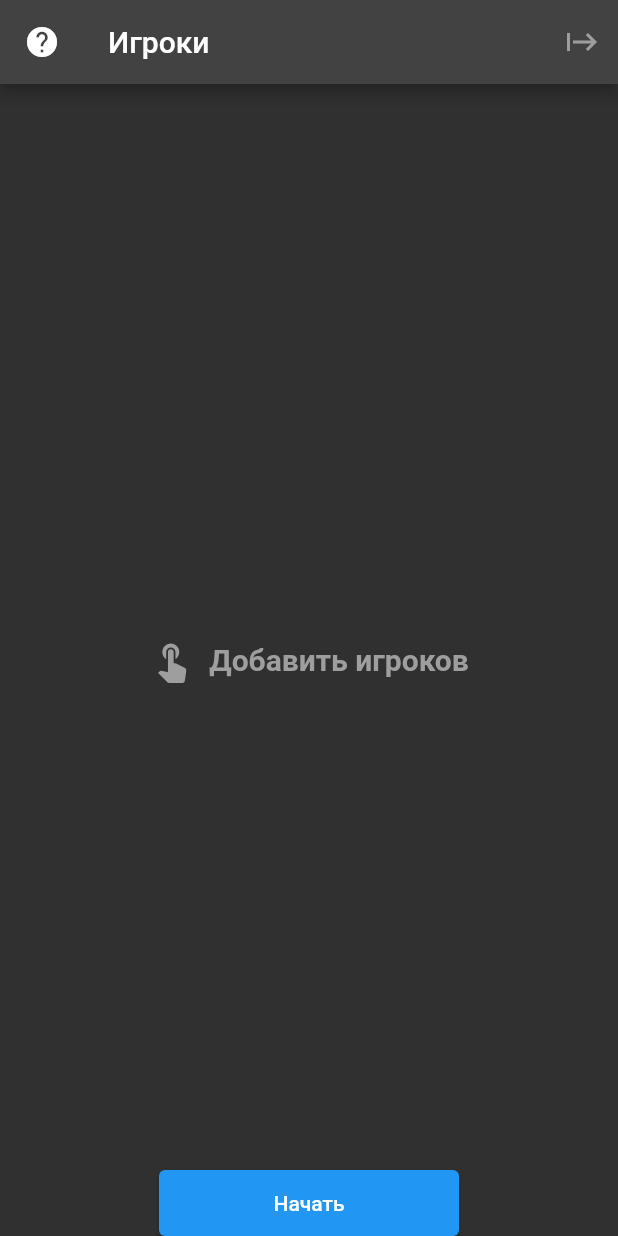
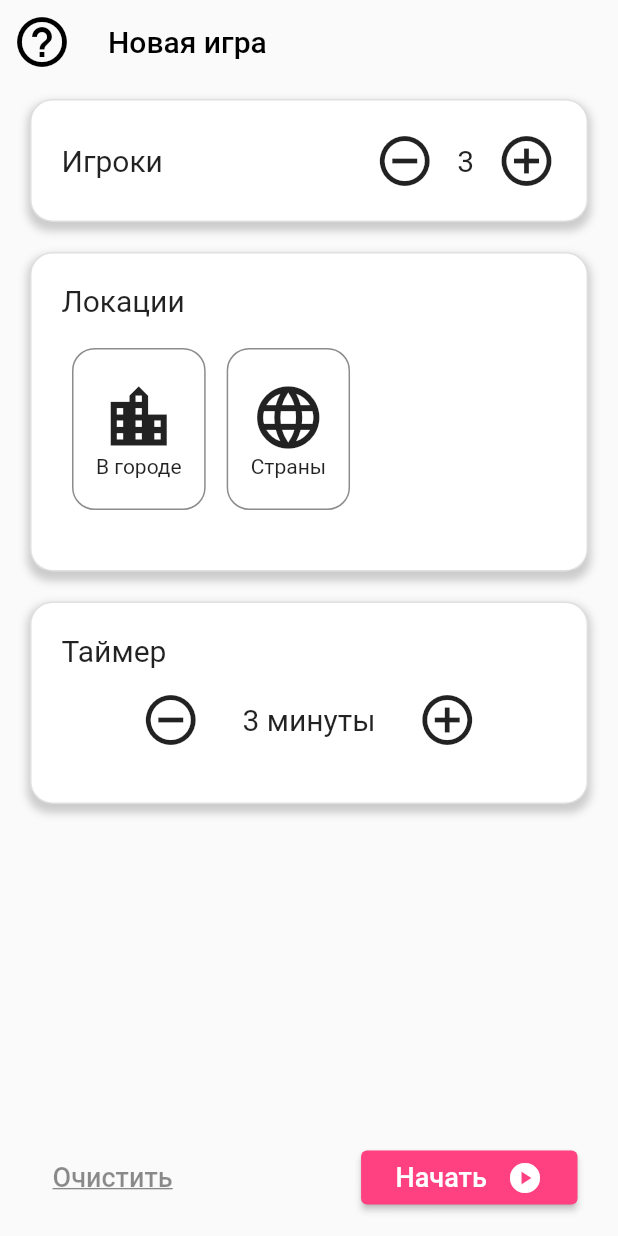
Before and after one commit to YarikineZ/THE_SPY, a Flutter app: the screen it shows after launch, on a phone screen of 412 x 824 dp. Run offline on Flutter 3.47's test engine with Material 2 defaults, Android fonts, the phone set to English and light mode, and no system bars; our stand-ins replace circular_countdown_timer.

Commit message:
passive_main_screen_ready

```diff
--- a/lib/main.dart
+++ b/lib/main.dart
@@ -8,7 +8,7 @@ import 'package:the_spy/pages/timer_page.dart';
 //import 'package:the_spy/pages/simple_form.dart';
 
 void main() => runApp(MaterialApp(
-      theme: ThemeData.dark(),
+      theme: ThemeData.light(),
       debugShowCheckedModeBanner: false,
       home: const StartPage(),
       routes: {
--- a/lib/pages/start_page.dart
+++ b/lib/pages/start_page.dart
@@ -1,4 +1,5 @@
 import 'package:flutter/material.dart';
+import '../widgets/common_widgets.dart';
 import 'roles_page.dart';
 
 class StartPage extends StatefulWidget {
@@ -10,246 +11,227 @@ class StartPage extends StatefulWidget {
 }
 
 class _StartPageState extends State<StartPage> {
-  List _values = [];
-  List<FocusNode> focusStates = []; //для фокусировки на нужном ввод текста
-  //List<Map<FocusNode, dynamic>> focusStates = [];
-  late FocusNode myFocusNode;
-
   @override
   void initState() {
     // TODO: implement initState
     super.initState();
     List<TextEditingController> _controllers;
-    focusStates = [];
-    _values = [];
+    int players = 3;
   }
 
   Widget build(BuildContext context) {
     return SafeArea(
-      child: Scaffold(
-          appBar: AppBar(
-            title: const Text("Игроки"),
-            //обернууть в геншн и мидл клик
-            leading: IconButton(
-                //required: () {_values.length>0},
-                enableFeedback: true,
-                onPressed: () {
-                  Navigator.pushNamed(context, '/rules');
-                },
-                icon: Icon(Icons.help)),
-            actions: [
-              IconButton(
-                  color: _canStartGame() ? Colors.white : Colors.grey,
+        child: Scaffold(
+            appBar: AppBar(
+              backgroundColor: Colors.transparent,
+              foregroundColor: Colors.black,
+              title: const Text("Новая игра"),
+              elevation: 0,
+              leading: IconButton(
                   onPressed: () {
-                    Navigator.pushNamed(
-                      context,
-                      RolesScreen.routeName,
-                      arguments: _values,
-                    );
+                    Navigator.pushNamed(context, '/rules');
                   },
-                  icon: const Icon(Icons.start)),
-            ],
-          ),
-          bottomSheet: Row(
-            mainAxisAlignment: MainAxisAlignment.center,
-            children: [
-              StartButton(
-                width: 200.0, //double.infinity,
-                borderRadius: BorderRadius.circular(20),
-                onPressed: () {},
-                child: const Text("Начать"),
-              ),
-            ],
-          ),
-          body: Container(
-            padding: const EdgeInsets.all(20.0),
-            //color: Colors.green,
-            child: Stack(
+                  icon: Icon(
+                    Icons.help_outline,
+                    size: mainScreenIconsSize,
+                  )),
+            ),
+            body: Column(
               children: [
-                GestureDetector(
-                    onTap: _onCenterClick,
-                    child: Column(
-                      children: [
-                        Expanded(
-                          child: Container(
-                            //без цвета контейнер сужается до строки
-                            color: Colors.transparent,
-                            child: Row(
-                              mainAxisAlignment: MainAxisAlignment.center,
-                              children: const [
-                                Icon(
-                                  Icons.touch_app,
-                                  size: 30.0,
-                                  color: Colors.grey,
-                                ),
-                                Text(
-                                  "  Добавить игроков",
-                                  style: TextStyle(
-                                      color: Colors.grey,
-                                      fontWeight: FontWeight.bold,
-                                      fontSize: 20.0),
-                                ),
-                              ],
-                            ),
-                          ),
-                        ),
-                      ],
-                    )),
-                ListView.builder(
-                  shrinkWrap:
-                      true, //хз что это, но если false, то GerionDetector не работает
-                  itemCount: _values.length,
-                  itemBuilder: (context, index) => _row(index),
+                PlayersIsland(),
+                LocationsIsland(),
+                TimerIsland(),
+                Expanded(
+                  child: Container(color: Colors.transparent),
                 ),
+                BottomSheet(),
               ],
-            ),
-          )),
-    );
+            )));
   }
-
-//Почему мы не добавляем возвращаемый функцией тип?
-  _row(int index) {
-    return Dismissible(
-      background: Container(
-        alignment: AlignmentDirectional.centerEnd,
-        padding: EdgeInsets.only(right: 10.0),
-        margin: const EdgeInsets.symmetric(vertical: 5.0),
-        decoration: BoxDecoration(
-            borderRadius: BorderRadius.circular(15), color: Colors.red),
-        child: const Icon(
-          Icons.delete,
-          color: Colors.white,
-        ),
-      ),
-      key: Key(_values[index]),
-      direction: DismissDirection.endToStart,
-      onDismissed: (direction) => _delRow(direction, index),
-      dismissThresholds: {DismissDirection.endToStart: 0.5},
-      child: Container(
-        padding: const EdgeInsets.symmetric(horizontal: 20.0, vertical: 5.0),
-        margin: const EdgeInsets.symmetric(vertical: 3.0),
-        decoration: BoxDecoration(
-          borderRadius: BorderRadius.circular(15),
-          color: Colors.black26,
-        ),
-        child: TextFormField(
-          style: TextStyle(fontSize: 18),
-          initialValue: _values[index], //костыль?
-          focusNode: focusStates[index],
-          onFieldSubmitted: _onCenterClick,
-          autocorrect: false,
-          decoration: const InputDecoration(
-            border: InputBorder.none,
-            hintText: "Имя",
-          ),
-          onChanged: (val) {
-            _onUpdate(index, val); //откуда взялся VAL?
-          },
-        ),
-      ),
-    );
-  }
-
-  @override
-  void dispose() {
-    // Clean up the focus node when the Form is disposed.
-    for (FocusNode el in focusStates) {
-      el.dispose();
-    }
-    super.dispose();
-  }
-
-  void _onCenterClick([String? text]) async {
-    //Если нет активных инпутов, то создаем окно, делаем его активным
-    //Учли есть активное окно, то делаем все окна неактивными, удаляем пустые
-    //говнокод
-    if (_values.length > 0) {
-      if (_values.last == "") {
-        //мб не быть last
-        _delLastEmptyRow();
-      } else
-        _addRow();
-    } else {
-      _addRow();
-    }
-  }
-
-  void _addRow([String? text]) async {
-    // почему если void то мы вызываем функцию без скобок??
-    // добавить логику: 9 игроков макс, чтобы не перекрывало экран
-    // добавить "только вертикальное расположение устройства"
-    //TODO говнокод
-    //кейс с удалением имени в середине списка
-    //async in func declaration broke logic
-    setState(() {
-      focusStates.add(FocusNode());
-      _values.add("");
-      focusStates[_values.length - 1].requestFocus();
-    });
-  }
-
-  void _delLastEmptyRow() {
-    setState(() {
-      FocusManager.instance.primaryFocus?.unfocus();
-      _values.removeLast();
-    });
-  }
-
-  void _delRow(DismissDirection direction, int key) {
-    setState(() {
-      _values.removeAt(key);
-      FocusManager.instance.primaryFocus?.unfocus();
-    });
-  }
-
-  @override
-  _onUpdate(int key, String val) {
-    _values[key] = val;
-  }
-
-  bool _canStartGame() =>
-      _values.length >= 3 && _values.last != "" ? true : false;
 }
 
-class StartButton extends StatelessWidget {
-  final BorderRadiusGeometry? borderRadius;
-  final double? width;
-  final double height;
-  final Gradient gradient;
-  final VoidCallback? onPressed;
-  final Widget child;
-
-  const StartButton({
-    Key? key,
-    required this.onPressed,
-    required this.child,
-    this.width,
-    this.height = 44.0,
-    this.borderRadius,
-    this.gradient = const LinearGradient(
-        colors: [Color.fromARGB(255, 88, 100, 101), Colors.indigo]),
-  }) : super(key: key);
+class BottomSheet extends StatelessWidget {
+  const BottomSheet({Key? key}) : super(key: key);
 
   @override
   Widget build(BuildContext context) {
-    final borderRadius = BorderRadius.circular(15);
     return Container(
-      width: width,
-      height: height,
-      decoration: BoxDecoration(
-        gradient: gradient,
-        borderRadius: borderRadius,
-      ),
-      child: ElevatedButton(
-        onPressed: onPressed,
-        // style: ButtonStyle(
-        //     backgroundColor: MaterialStateProperty.all(Colors.transparent),
-        //     //padding: MaterialStateProperty.all(EdgeInsets.all(50)),
-
-        //     textStyle: MaterialStateProperty.all(
-        //         TextStyle(fontSize: 20, fontWeight: FontWeight.bold))),
-        child: child,
+      margin: const EdgeInsets.symmetric(vertical: 15, horizontal: 27),
+      //color: Colors.red,
+      child: Row(
+        mainAxisAlignment: MainAxisAlignment.spaceBetween,
+        children: [
+          TextButton(
+              onPressed: () {},
+              child: Text(
+                "Очистить",
+                style: TextStyle(
+                  color: Colors.black45,
+                  fontSize: 18,
+                  decoration: TextDecoration.underline,
+                ),
+              )),
+          ElevatedButton(
+              onPressed: () {},
+              child: Container(
+                margin: const EdgeInsets.symmetric(vertical: 5, horizontal: 7),
+                child: Row(
+                  children: [
+                    Text(
+                      'Начать   ',
+                      style: TextStyle(fontSize: 18),
+                    ),
+                    Icon(Icons.play_circle),
+                  ],
+                ),
+              ),
+              style: ElevatedButton.styleFrom(primary: Colors.pinkAccent))
+        ],
       ),
     );
   }
 }
+
+class PlayersIsland extends StatefulWidget {
+  const PlayersIsland({Key? key}) : super(key: key);
+
+  @override
+  State<PlayersIsland> createState() => _PlayersIslandState();
+}
+
+class _PlayersIslandState extends State<PlayersIsland> {
+  @override
+  Widget build(BuildContext context) {
+    return Container(
+        margin: EdgeInsets.symmetric(vertical: 10, horizontal: 20),
+        padding: const EdgeInsets.all(20),
+        decoration: cardDecoration(),
+        child: Row(
+          mainAxisAlignment: MainAxisAlignment.spaceBetween,
+          children: [
+            Text(
+              "Игроки",
+              style: TextStyle(fontSize: 20),
+            ),
+            Container(
+                child: Row(
+              children: [
+                Icon(
+                  Icons.do_not_disturb_on_outlined,
+                  size: mainScreenIconsSize,
+                ),
+                SizedBox(width: 15),
+                Text("3", style: TextStyle(fontSize: 20)),
+                SizedBox(width: 15),
+                Icon(
+                  Icons.add_circle_outline,
+                  size: mainScreenIconsSize,
+                ),
+              ],
+            ))
+          ],
+        ));
+  }
+}
+
+class LocationsIsland extends StatefulWidget {
+  const LocationsIsland({Key? key}) : super(key: key);
+
+  @override
+  State<LocationsIsland> createState() => _LocationsIslandState();
+}
+
+class _LocationsIslandState extends State<LocationsIsland> {
+  @override
+  Widget build(BuildContext context) {
+    return Container(
+        margin: EdgeInsets.symmetric(vertical: 10, horizontal: 20),
+        padding: const EdgeInsets.all(20),
+        decoration: cardDecoration(),
+        child: Column(
+          children: [
+            Row(
+              children: [
+                Text("Локации", style: TextStyle(fontSize: 20)),
+              ],
+            ),
+            Row(
+              //scrollDirection: Axis.horizontal,
+              children: [
+                _location(Icons.location_city, "В городе"),
+                _location(Icons.language_sharp, "Страны"),
+              ],
+            )
+          ],
+        ));
+  }
+
+  _location(IconData icon, String title) {
+    return Container(
+      margin: EdgeInsets.symmetric(vertical: 20, horizontal: 7),
+      padding: EdgeInsets.symmetric(vertical: 20, horizontal: 15),
+      decoration: BoxDecoration(
+        //border: Border.all(color: Color(0xE8E8E8)),
+        border:
+            Border.all(color: Colors.black45), // Wi // Will work, width: 1),
+        borderRadius: BorderRadius.circular(15),
+      ),
+      child: Column(
+        children: [
+          Icon(
+            icon,
+            size: 50,
+          ),
+          Text(title)
+        ],
+      ),
+    );
+  }
+}
+
+class TimerIsland extends StatefulWidget {
+  const TimerIsland({Key? key}) : super(key: key);
+
+  @override
+  State<TimerIsland> createState() => _TimerIslandState();
+}
+
+class _TimerIslandState extends State<TimerIsland> {
+  @override
+  Widget build(BuildContext context) {
+    return Container(
+        margin: EdgeInsets.symmetric(vertical: 10, horizontal: 20),
+        padding: const EdgeInsets.all(20),
+        decoration: cardDecoration(),
+        child: Column(
+          children: [
+            Row(
+              mainAxisAlignment: MainAxisAlignment.spaceBetween,
+              children: [
+                Text(
+                  "Таймер",
+                  style: TextStyle(fontSize: 20),
+                ),
+              ],
+            ),
+            Container(
+              margin: const EdgeInsets.symmetric(vertical: 15, horizontal: 25),
+              child: Row(
+                mainAxisAlignment: MainAxisAlignment.spaceEvenly,
+                children: [
+                  Icon(
+                    Icons.do_not_disturb_on_outlined,
+                    size: mainScreenIconsSize,
+                  ),
+                  Text("3 минуты", style: TextStyle(fontSize: 20)),
+                  Icon(
+                    Icons.add_circle_outline,
+                    size: mainScreenIconsSize,
+                  ),
+                ],
+              ),
+            )
+          ],
+        ));
+  }
+}
--- /dev/null
+++ b/lib/widgets/common_widgets.dart
@@ -0,0 +1,22 @@
+import 'package:flutter/material.dart';
+import 'package:flutter/src/foundation/key.dart';
+import 'package:flutter/src/widgets/framework.dart';
+
+var mainScreenIconsSize = 40.0;
+
+Decoration cardDecoration() {
+  return BoxDecoration(
+      //border: Border.all(color: Color(0xE8E8E8)),
+      border: Border.all(
+          color: Colors.black12, width: 1), // Wi // Will work, width: 1),
+      borderRadius: BorderRadius.circular(15),
+      color: Colors.white,
+      boxShadow: [
+        BoxShadow(
+          color: Colors.grey.withOpacity(0.5),
+          spreadRadius: 2,
+          blurRadius: 4,
+          offset: Offset(0, 4), // changes position of shadow
+        ),
+      ]);
+}
```
